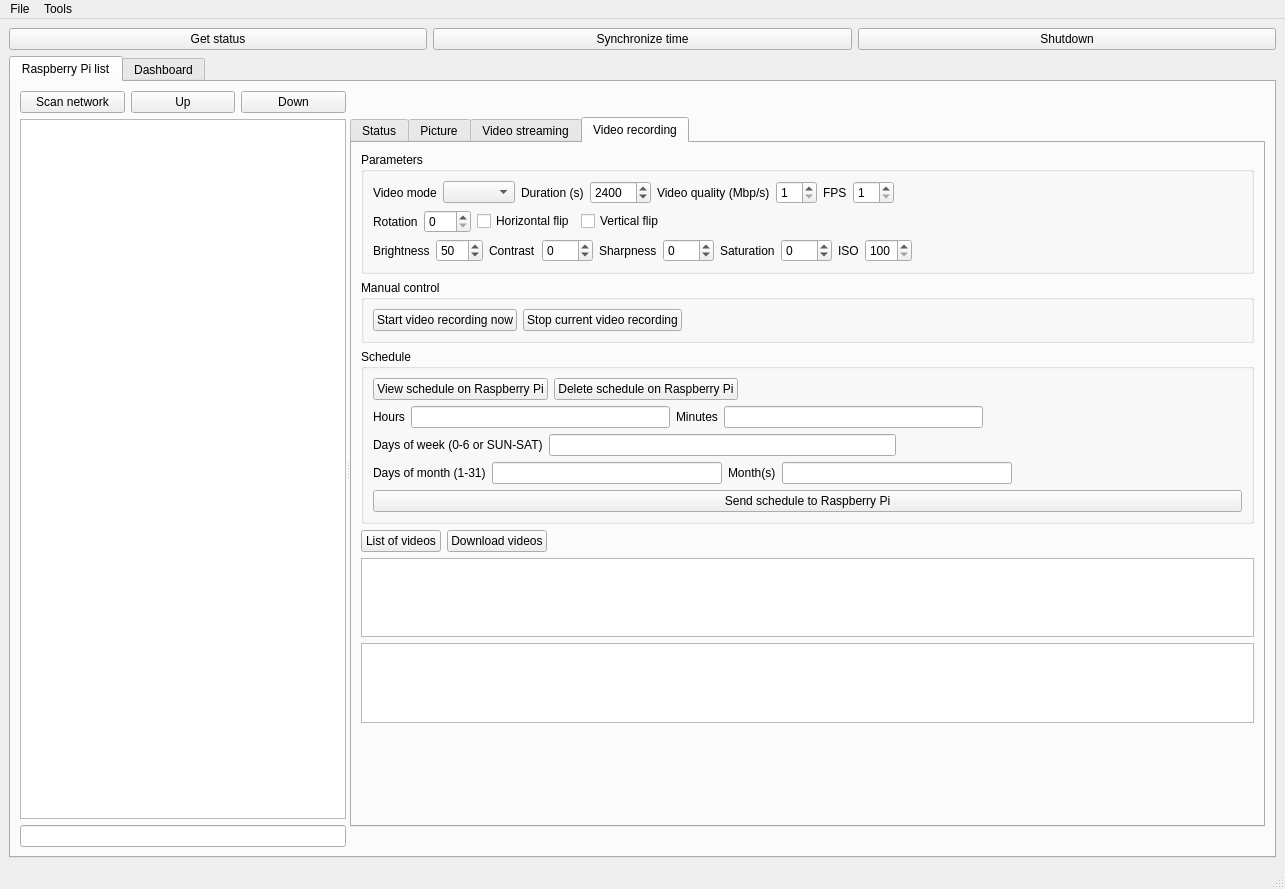
Qt form src/coordinator/coordinator.ui (olivierfriard/raspberry_video-recording_coordinator) before a commit.
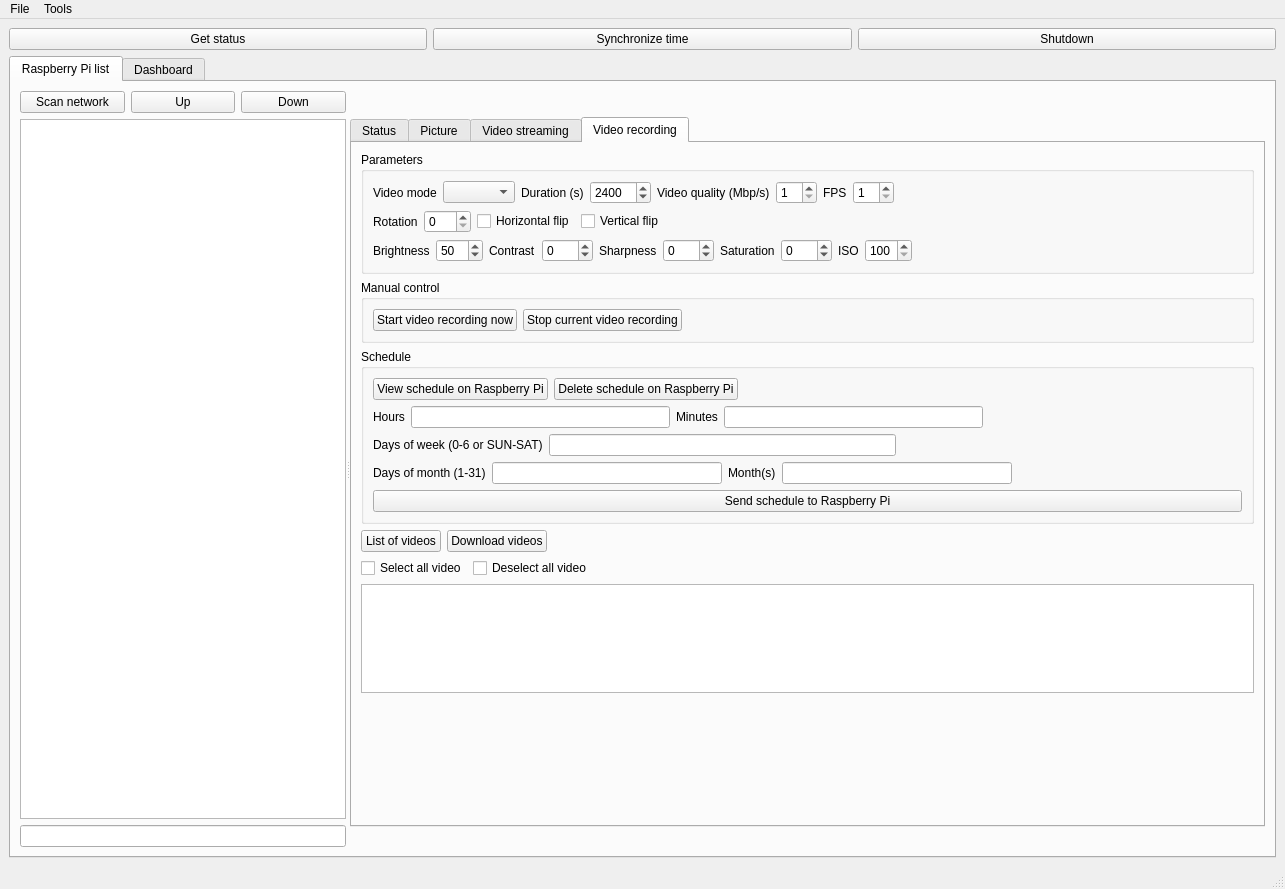
The same form after that commit.

The edit to the form file:
```diff
--- a/src/coordinator/coordinator.ui
+++ b/src/coordinator/coordinator.ui
@@ -1153,10 +1153,38 @@
                  </layout>
                 </item>
                 <item>
-                 <widget class="QListWidget" name="video_list_lw"/>
+                 <layout class="QHBoxLayout" name="horizontalLayout_23">
+                  <item>
+                   <widget class="QCheckBox" name="select_all_video_cb">
+                    <property name="text">
+                     <string>Select all video</string>
+                    </property>
+                   </widget>
+                  </item>
+                  <item>
+                   <widget class="QCheckBox" name="deselect_all_video_cb">
+                    <property name="text">
+                     <string>Deselect all video</string>
+                    </property>
+                   </widget>
+                  </item>
+                  <item>
+                   <spacer name="horizontalSpacer_15">
+                    <property name="orientation">
+                     <enum>Qt::Horizontal</enum>
+                    </property>
+                    <property name="sizeHint" stdset="0">
+                     <size>
+                      <width>40</width>
+                      <height>20</height>
+                     </size>
+                    </property>
+                   </spacer>
+                  </item>
+                 </layout>
                 </item>
                 <item>
-                 <widget class="QPlainTextEdit" name="video_output_pte"/>
+                 <widget class="QListWidget" name="video_list_lw"/>
                 </item>
                 <item>
                  <spacer name="verticalSpacer_2">
```
